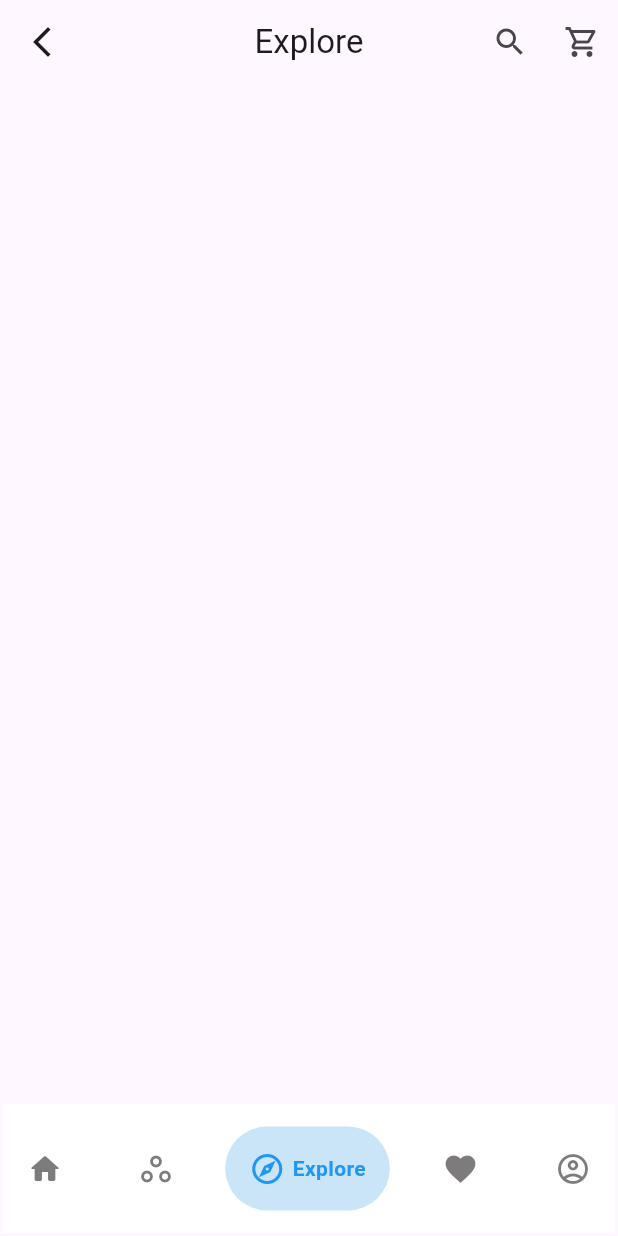
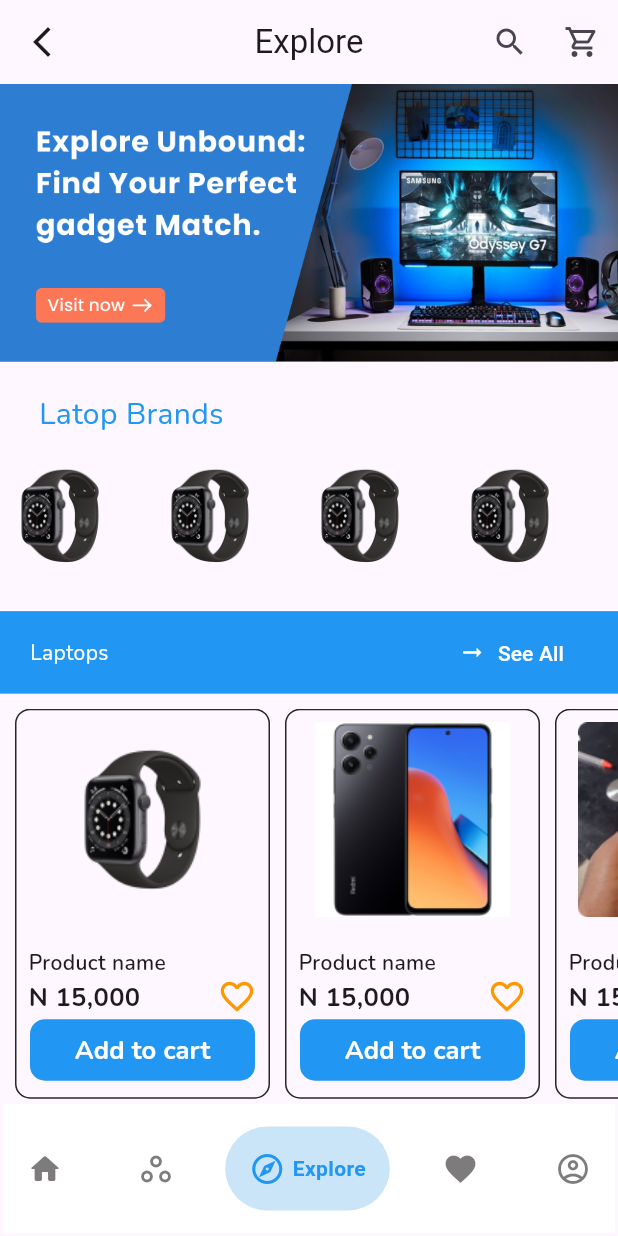
Before and after one commit to David-Meka/sopusons, a Flutter app: the screen it shows after launch, item 3 of the bottom bar chosen, on a phone screen of 412 x 824 dp. Run offline on Flutter 3.47's test engine with Material 3 defaults, Android fonts, the phone set to English and light mode, and no system bars; drawn by our look-alikes of google_nav_bar; our stand-ins replace carousel_slider, google_fonts.

Commit message:
sunday 18th streak sopusons

```diff
--- a/lib/pages/explore_screen.dart
+++ b/lib/pages/explore_screen.dart
@@ -1,5 +1,9 @@
 import 'package:flutter/material.dart';
+import 'package:google_fonts/google_fonts.dart';
+import 'package:sopusons/pages/home_page.dart';
 import 'package:sopusons/widgets/bottom_navigation.dart';
+import 'package:sopusons/widgets/categories_widget.dart';
+import 'package:sopusons/widgets/product_container.dart';
 // import 'package:google_nav_bar/google_nav_bar.dart';
 // import 'package:sopusons/pages/home_page.dart';
 
@@ -13,8 +17,11 @@ class ExploreScreen extends StatefulWidget {
 class _ExploreScreenState extends State<ExploreScreen> {
   @override
   Widget build(BuildContext context) {
+    double height = MediaQuery.of(context).size.height;
+    double width = MediaQuery.of(context).size.width;
     return Scaffold(
       appBar: AppBar(
+        elevation: null,
         title: const Text('Explore'),
         centerTitle: true,
         leading: IconButton(
@@ -29,13 +36,129 @@ class _ExploreScreenState extends State<ExploreScreen> {
           icon: const Icon(Icons.arrow_back_ios_new),
         ),
         actions: [
-          IconButton(onPressed: () {}, icon:const Icon(Icons.search)),
+          IconButton(onPressed: () {}, icon: const Icon(Icons.search)),
           IconButton(
             onPressed: () {},
             icon: const Icon(Icons.shopping_cart_outlined),
           ),
         ],
       ),
+      body: Container(
+        height: height,
+        width: width,
+        child: SingleChildScrollView(
+          child: Column(
+            crossAxisAlignment: CrossAxisAlignment.start,
+            children: <Widget>[
+              Image.asset('images/slide/Group 514.png'),
+              const Padding(
+                padding: EdgeInsets.symmetric(vertical: 10),
+              ),
+              Container(
+                padding: const EdgeInsets.only(
+                  left: 26,
+                ),
+                child: Text(
+                  'Latop Brands',
+                  style: GoogleFonts.nunito(color: Colors.blue, fontSize: 20),
+                ),
+              ),
+              const Padding(padding: EdgeInsets.symmetric(vertical: 5)),
+              const CategoriesSlideWidget(),
+              const Padding(padding: EdgeInsets.symmetric(vertical: 10)),
+              Container(
+                color: Colors.blue,
+                height: 55,
+                padding:
+                    EdgeInsets.only(left: 20, right: 20, top: 10, bottom: 10.0),
+                child: Row(
+                  children: [
+                    Text(
+                      'Laptops',
+                      style: GoogleFonts.nunito(color: Colors.white),
+                    ),
+                    const Spacer(),
+                    //TODO change this button the container
+
+                    TextButton.icon(
+                      label: const Text('See All'),
+
+                      onPressed: () {},
+                      style: OutlinedButton.styleFrom(
+                        // backgroundColor: Colors.white,
+                        overlayColor: Colors.white,
+                        foregroundColor: Colors.white,
+                      ),
+                      icon: const Icon(Icons.arrow_right_alt),
+                      // child
+                    )
+                  ],
+                ),
+              ),
+              const Padding(
+                padding: EdgeInsets.symmetric(vertical: 5),
+              ),
+              const ProductRow(),
+              const Padding(padding: EdgeInsets.symmetric(vertical: 10)),
+              const ProductRow(),
+              const Padding(padding: EdgeInsets.symmetric(vertical: 15)),
+              Image.asset('images/slide/Group 34015.jpg'),
+              Padding(padding: EdgeInsets.symmetric(vertical: 10)),
+              Container(
+                padding: const EdgeInsets.only(
+                  left: 26,
+                ),
+                child: Text(
+                  'Phone Brands',
+                  style: GoogleFonts.nunito(
+                    fontSize: 20,
+                    color: Colors.red,
+                  ),
+                ),
+              ),
+              const Padding(padding: EdgeInsets.symmetric(vertical: 5)),
+              const CategoriesSlideWidget(),
+              const Padding(padding: EdgeInsets.symmetric(vertical: 10)),
+              Container(
+                color: const Color.fromARGB(255, 247, 25, 10),
+                height: 55,
+                padding:
+                    EdgeInsets.only(left: 20, right: 20, top: 10, bottom: 10.0),
+                child: Row(
+                  children: [
+                    Text(
+                      'Laptops',
+                      style: GoogleFonts.nunito(color: Colors.white),
+                    ),
+                    const Spacer(),
+                    //TODO change this button the container
+
+                    TextButton.icon(
+                      label: const Text('See All'),
+
+                      onPressed: () {},
+                      style: OutlinedButton.styleFrom(
+                        // backgroundColor: Colors.white,
+                        overlayColor: Colors.white,
+                        foregroundColor: Colors.white,
+                      ),
+                      icon: const Icon(Icons.arrow_right_alt),
+                      // child
+                    )
+                  ],
+                ),
+              ),
+              const Padding(
+                padding: EdgeInsets.symmetric(vertical: 5),
+              ),
+              const ProductRow(),
+              const Padding(padding: EdgeInsets.symmetric(vertical: 10)),
+              const ProductRow(),
+              const Padding(padding: EdgeInsets.symmetric(vertical: 15)),
+            ],
+          ),
+        ),
+      ),
     );
   }
 }
--- a/lib/pages/home_page.dart
+++ b/lib/pages/home_page.dart
@@ -186,25 +186,7 @@ class _HomePageState extends State<HomePage> {
                   const Padding(
                     padding: EdgeInsets.symmetric(vertical: 20),
                   ),
-                   SingleChildScrollView(
-                    scrollDirection: Axis.horizontal,
-                    child: Padding(
-                      padding: const EdgeInsets.only(left: 10.0, right: 10.0),
-                      child: Row(
-                        children: [
-                          ProductContainer('images/assets/wrist.png'),
-                         const  SizedBox(
-                            width: 10,
-                          ),
-                          ProductContainer('images/assets/phone3.png'),
-                          const SizedBox(
-                            width: 10,
-                          ),
-                          ProductContainer('images/assets/phone1.png'),
-                        ],
-                      ),
-                    ),
-                  ),
+                  ProductRow(),
                   const Padding(padding: EdgeInsets.symmetric(vertical: 5)),
                   SingleChildScrollView(
                     scrollDirection: Axis.horizontal,
@@ -213,11 +195,11 @@ class _HomePageState extends State<HomePage> {
                       child: Row(
                         children: [
                           ProductContainer('images/assets/headset.png'),
-                        const   SizedBox(
+                          const SizedBox(
                             width: 10,
                           ),
                           ProductContainer('images/assets/tv.png'),
-                         const  SizedBox(
+                          const SizedBox(
                             width: 10,
                           ),
                           ProductContainer('images/assets/iphone.png'),
@@ -240,19 +222,18 @@ class _HomePageState extends State<HomePage> {
                 color: Colors.orange,
               ),
               const Padding(padding: EdgeInsets.symmetric(vertical: 20)),
-               SingleChildScrollView(
+              SingleChildScrollView(
                 scrollDirection: Axis.horizontal,
                 child: Padding(
                   padding: EdgeInsets.only(left: 10.0, right: 10.0),
                   child: Row(
                     children: [
                       ProductContainer('images/assets/phone 2.png'),
-
-                  const  SizedBox(
+                      const SizedBox(
                         width: 10,
                       ),
                       ProductContainer('images/assets/iphone.png'),
-                    const   SizedBox(
+                      const SizedBox(
                         width: 10,
                       ),
                       ProductContainer('images/assets/phone 2.png'),
@@ -261,7 +242,7 @@ class _HomePageState extends State<HomePage> {
                 ),
               ),
               const Padding(padding: EdgeInsets.symmetric(vertical: 5)),
-               SingleChildScrollView(
+              SingleChildScrollView(
                 scrollDirection: Axis.horizontal,
                 child: Padding(
                   padding: EdgeInsets.only(left: 10.0, right: 10.0),
@@ -300,3 +281,32 @@ class _HomePageState extends State<HomePage> {
     );
   }
 }
+
+class ProductRow extends StatelessWidget {
+  const ProductRow({
+    super.key,
+  });
+
+  @override
+  Widget build(BuildContext context) {
+    return SingleChildScrollView(
+      scrollDirection: Axis.horizontal,
+      child: Padding(
+        padding: const EdgeInsets.only(left: 10.0, right: 10.0),
+        child: Row(
+          children: [
+            ProductContainer('images/assets/wrist.png'),
+            const SizedBox(
+              width: 10,
+            ),
+            ProductContainer('images/assets/phone3.png'),
+            const SizedBox(
+              width: 10,
+            ),
+            ProductContainer('images/assets/phone1.png'),
+          ],
+        ),
+      ),
+    );
+  }
+}
```
Also changed, not shown: images/slide/Group 34014.jpg (added), images/slide/Group 34015.jpg (added), images/slide/Group 514.png (added).
